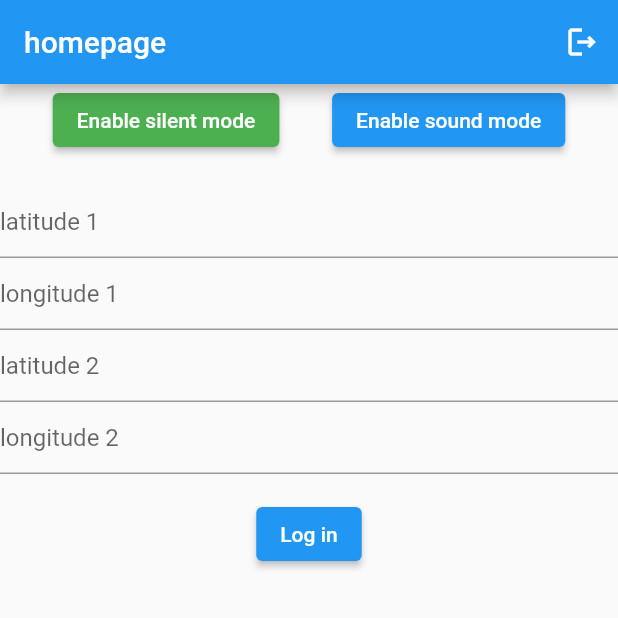
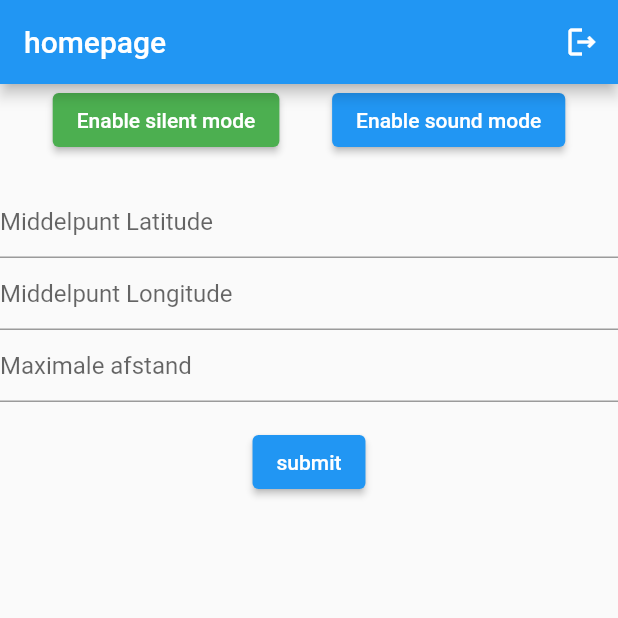
Before and after one commit to oempaloempas/silencer, a Flutter app: the Home screen opened by its route, on a phone screen of 412 x 824 dp, the top half of it. Run offline on Flutter 3.47's test engine with Material 2 defaults, Android fonts, the phone set to English and light mode, and no system bars; our stand-ins replace cloud_firestore, firebase_auth, firebase_core, go_router, google_sign_in, location and 1 more; missing offline and left inert: cron, flutter_background_service, flutter_background_service_android, sound_mode, wifi_scan; accounts and stored records are empty.

Commit message:
experimented with location via gps and wifi

```diff
--- a/lib/pages/universal/home.dart
+++ b/lib/pages/universal/home.dart
@@ -1,11 +1,11 @@
-import 'dart:ffi';
-
 import 'package:flutter/material.dart';
+import 'package:location/location.dart';
 import 'package:silencer/services/auth.dart';
 import 'package:silencer/services/location.dart';
 import 'package:silencer/services/logging.dart';
 import 'package:silencer/services/permissions.dart';
 import 'package:silencer/services/soundmode.dart';
+import 'package:silencer/services/wifi.dart';
 import 'package:sound_mode/utils/ringer_mode_statuses.dart';
 
 class Home extends StatefulWidget {
@@ -17,17 +17,19 @@ class Home extends StatefulWidget {
 
 class _HomeState extends State<Home> {
   final GlobalKey<FormState> _formKey = GlobalKey<FormState>();
-  TextEditingController lat1Controller = TextEditingController();
-  TextEditingController lon1Controller = TextEditingController();
   TextEditingController lat2Controller = TextEditingController();
   TextEditingController lon2Controller = TextEditingController();
+  TextEditingController maxRangeController = TextEditingController();
 
   Future<void> init() async {
     Permissions.ringPermissionGranted();
+    Permissions.locationPermissionGranted();
     if (await Soundmode.getRingMode() == RingerModeStatus.normal) {
       silent = false;
       setState(() {});
     }
+    bool match = await Wifi.tryFindMatch('AndroidWifi');
+    Logging.infoLog(match.toString(), trace: false);
   }
 
   @override
@@ -39,6 +41,7 @@ class _HomeState extends State<Home> {
   }
 
   bool silent = true;
+  bool? inrange;
 
   Color returnButtonColor(String buttonName) {
     if (silent) {
@@ -53,10 +56,30 @@ class _HomeState extends State<Home> {
     return Colors.blue;
   }
 
+  String returnRangeText() {
+    if (inrange == null) {
+      return "";
+    }
+    if (inrange == true) {
+      return "je bent binnen bereik!";
+    }
+    if (inrange == false) {
+      return "je bent buiten bereik";
+    }
+    return 'error';
+  }
+
   Future<void> logDistance(
-      double lat1, double lon1, double lat2, double lon2) async {
-    Logging.infoLog(
-        LocationService.getDistance(lat1, lon1, lat2, lon2, 1).toString());
+    double lat2,
+    double lon2,
+    double maxrange,
+  ) async {
+    LocationData location = await LocationService.getLocation();
+    bool isInRange = LocationService.inRange(
+        location.latitude, location.longitude, lat2, lon2, maxrange);
+    Logging.infoLog(isInRange.toString(), trace: false);
+    inrange = isInRange;
+    setState(() {});
   }
 
   @override
@@ -78,6 +101,7 @@ class _HomeState extends State<Home> {
           silenceTest(),
           const Padding(padding: EdgeInsets.symmetric(vertical: 10)),
           latLonForm(),
+          Text(returnRangeText()),
         ],
       ),
     );
@@ -91,30 +115,8 @@ class _HomeState extends State<Home> {
         crossAxisAlignment: CrossAxisAlignment.center,
         children: <Widget>[
           TextFormField(
-            controller: lat1Controller,
-            decoration: const InputDecoration(hintText: 'latitude 1'),
-            validator: (String? value) {
-              if (value == null || value.isEmpty) {
-                return 'Geen waarde ingevuld';
-              } else {
-                return null;
-              }
-            },
-          ),
-          TextFormField(
-            controller: lon1Controller,
-            decoration: const InputDecoration(hintText: 'longitude 1'),
-            validator: (String? value) {
-              if (value == null || value.isEmpty) {
-                return 'Geen waarde ingevuld';
-              } else {
-                return null;
-              }
-            },
-          ),
-          TextFormField(
             controller: lat2Controller,
-            decoration: const InputDecoration(hintText: 'latitude 2'),
+            decoration: const InputDecoration(hintText: 'Middelpunt Latitude'),
             validator: (String? value) {
               if (value == null || value.isEmpty) {
                 return 'Geen waarde ingevuld';
@@ -125,7 +127,18 @@ class _HomeState extends State<Home> {
           ),
           TextFormField(
             controller: lon2Controller,
-            decoration: const InputDecoration(hintText: 'longitude 2'),
+            decoration: const InputDecoration(hintText: 'Middelpunt Longitude'),
+            validator: (String? value) {
+              if (value == null || value.isEmpty) {
+                return 'Geen waarde ingevuld';
+              } else {
+                return null;
+              }
+            },
+          ),
+          TextFormField(
+            controller: maxRangeController,
+            decoration: const InputDecoration(hintText: 'Maximale afstand'),
             validator: (String? value) {
               if (value == null || value.isEmpty) {
                 return 'Geen waarde ingevuld';
@@ -139,13 +152,13 @@ class _HomeState extends State<Home> {
             child: ElevatedButton(
               onPressed: () {
                 if (_formKey.currentState!.validate()) {
-                  double lat1 = double.parse(lat1Controller.text);
-                  double lon1 = double.parse(lon1Controller.text);
                   double lat2 = double.parse(lat2Controller.text);
                   double lon2 = double.parse(lon2Controller.text);
+                  double maxDistance = double.parse(maxRangeController.text);
+                  logDistance(lat2, lon2, maxDistance);
                 }
               },
-              child: const Text('Log in'),
+              child: const Text('submit'),
             ),
           )
         ],
--- /dev/null
+++ b/lib/services/wifi.dart
@@ -0,0 +1,17 @@
+import 'package:wifi_scan/wifi_scan.dart';
+
+class Wifi {
+  static Future<bool> tryFindMatch(String matchingSSID) async {
+    final can =
+        await WiFiScan.instance.canGetScannedResults(askPermissions: true);
+    if (can == CanGetScannedResults.yes) {
+      final accesPoints = await WiFiScan.instance.getScannedResults();
+      for (var x in accesPoints) {
+        if (x.ssid == matchingSSID) {
+          return true;
+        }
+      }
+    }
+    return false;
+  }
+}
--- a/pubspec.yaml
+++ b/pubspec.yaml
@@ -47,6 +47,7 @@ dependencies:
   flutter_background_service_android: ^6.1.0
   cron: ^0.5.1
   location: ^5.0.3
+  wifi_scan: ^0.4.0+2
 
 dev_dependencies:
   flutter_test:
```
Also changed, not shown: lib/services/location.dart (+21 -11 lines), lib/services/permissions.dart (+9 -0 lines), pubspec.lock.
